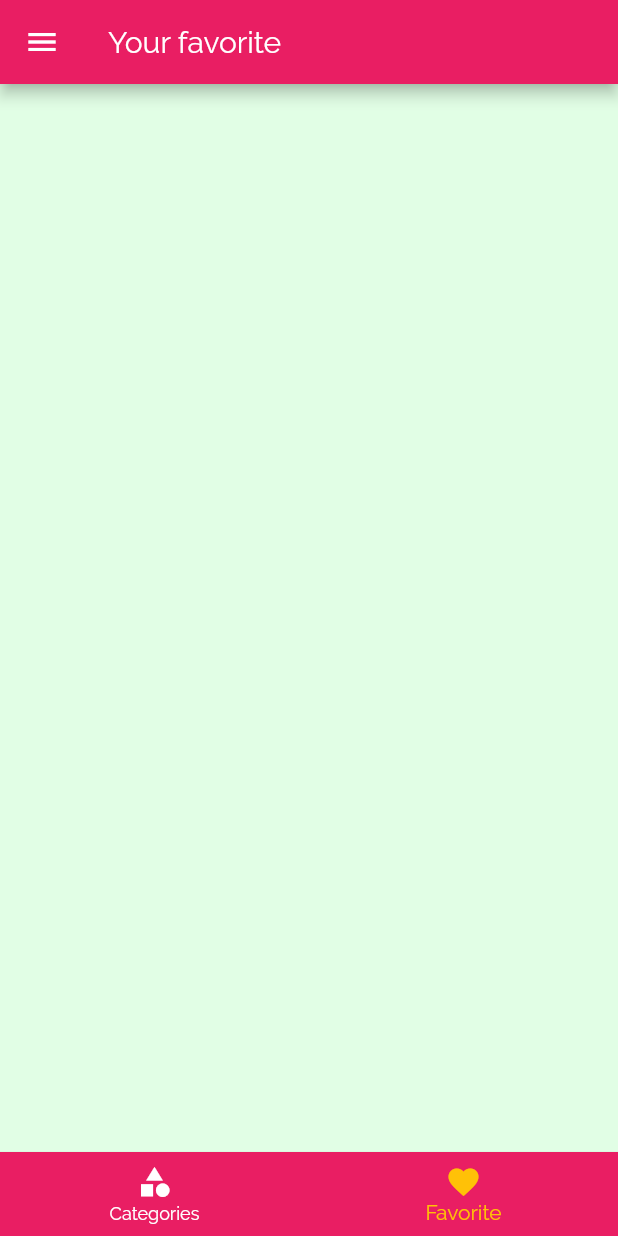
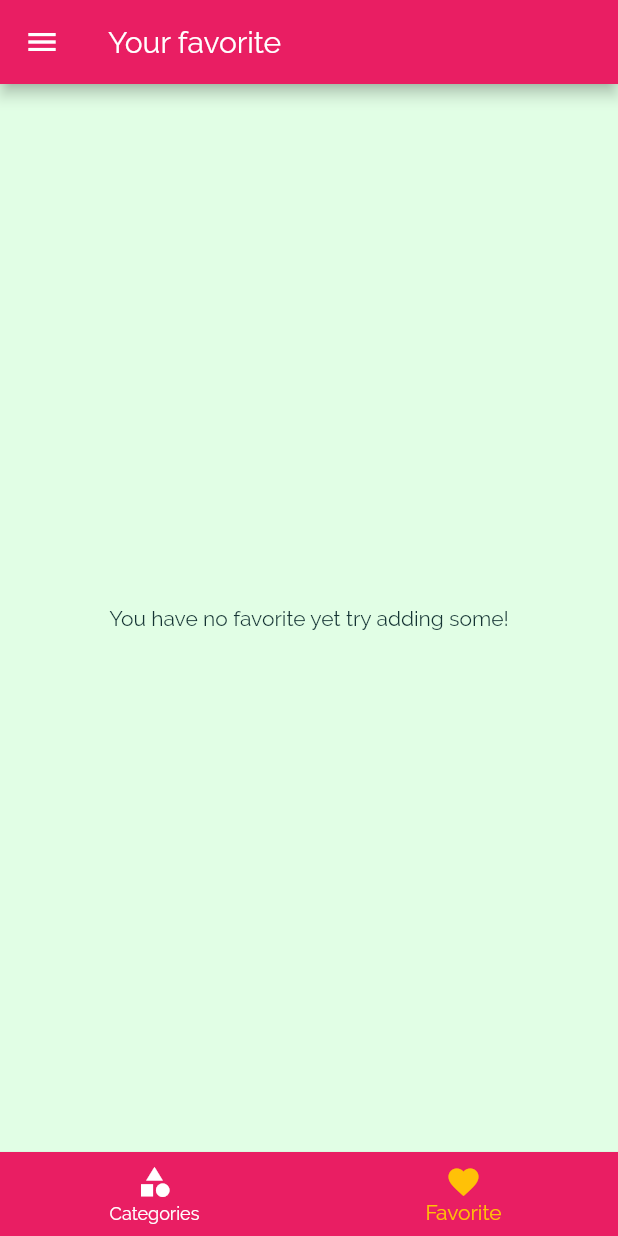
Before and after one commit to GozziCode/mealsApp, a Flutter app: the screen it shows after launch, item 2 of the bottom bar chosen, on a phone screen of 412 x 824 dp. Run offline on Flutter 3.47's test engine with Material 2 defaults, Android fonts, the phone set to English and light mode, and no system bars.

```diff
--- a/lib/main.dart
+++ b/lib/main.dart
@@ -1,3 +1,4 @@
+import './dummy_data.dart';
 import 'package:flutter/material.dart';
 
 import './screens/filters_screen.dart';
@@ -5,13 +6,71 @@ import './screens/tab_screen.dart';
 import './screens/category_screen.dart';
 import './widgets/category_meals.dart';
 import './screens/meal_detailsScreen.dart';
+import './models/meals.dart';
 
 void main() {
   runApp(MyApp());
 }
 
-class MyApp extends StatelessWidget {
+class MyApp extends StatefulWidget {
   // This widget is the root of your application.
+  @override
+  _MyAppState createState() => _MyAppState();
+}
+
+class _MyAppState extends State<MyApp> {
+  Map<String, bool> _filters = {
+    'gluten': false,
+    'vegetarian': false,
+    'vegan': false,
+    'lactose': false
+  };
+  List<Meal> availableMeal = DUMMY_MEALS;
+  List<Meal> _favoriteMeal = [];
+
+//adding or removing from a list of items
+  void _toggleFavorite(String mealId) {
+    //checks wether an element is part of the favorite list, if its not part the index will be equals to minus 1
+    final existingIndex = _favoriteMeal.indexWhere((meal) => meal.id == mealId);
+    if(existingIndex > 0){
+      // removing an element
+      setState(() {
+        _favoriteMeal.removeAt(existingIndex);
+      });
+    }
+    else{
+      setState(() {
+        _favoriteMeal.add(DUMMY_MEALS.firstWhere((meal) => meal.id == mealId));
+      });
+    }
+  }
+
+  void _setFilters(Map<String, bool> filterData) {
+    setState(() {
+      _filters = filterData;
+
+      availableMeal = DUMMY_MEALS.where((meal) {
+        if (_filters['gluten'] && !meal.isGlutenFree) {
+          return false;
+        }
+        if (_filters['vegetarian'] && !meal.isVegetarian) {
+          return false;
+        }
+        if (_filters['vegan'] && !meal.isVegan) {
+          return false;
+        }
+        if (_filters['lactose'] && !meal.isLactoseFree) {
+          return false;
+        }
+        return true;
+      }).toList();
+    });
+  }
+
+  bool _isMealFavorite(String id){
+    return _favoriteMeal.any((meal) => meal.id == id);
+  }
+
   @override
   Widget build(BuildContext context) {
     return MaterialApp(
@@ -38,10 +97,13 @@ class MyApp extends StatelessWidget {
       // home: TabsScreen(),
       initialRoute: '/',
       routes: {
-         '/': (ctx) => TabsScreen(),
-        CategoryMeal.routeName: (ctx) => CategoryMeal(),
-        MealDetailsScreen.routeName: (ctx) => MealDetailsScreen(),
-        FiltersScreen.routeName: (ctx) => FiltersScreen()
+        '/': (ctx) => TabsScreen(_favoriteMeal),
+        CategoryMeal.routeName: (ctx) => CategoryMeal(availableMeal),
+        MealDetailsScreen.routeName: (ctx) => MealDetailsScreen(_toggleFavorite,_isMealFavorite ),
+        FiltersScreen.routeName: (ctx) => FiltersScreen(
+              _filters,
+              _setFilters,
+            )
       },
       onUnknownRoute: (settings) {
         return MaterialPageRoute(builder: (ctx) => CategoriesScreen());
--- a/lib/meal_item.dart
+++ b/lib/meal_item.dart
@@ -12,7 +12,7 @@ class MealItem extends StatelessWidget {
   final int duration;
   final Complexity complexity;
   final Affordability affordability;
-  final Function removeItem;
+
 
   MealItem(
       {@required this.id,
@@ -21,7 +21,7 @@ class MealItem extends StatelessWidget {
       @required this.title,
       @required this.duration,
       @required this.imageUrl,
-      @required this.removeItem});
+      });
 
    String get complexityText {
      switch (complexity){
@@ -58,7 +58,7 @@ class MealItem extends StatelessWidget {
   void selectMeal(BuildContext context){
     Navigator.of(context).pushNamed(MealDetailsScreen.routeName, arguments: id).then((result){
       if(result != null){
-        removeItem(result);
+        // removeItem(result);
       }
     });
   }
--- a/lib/screens/favoriteScreen.dart
+++ b/lib/screens/favoriteScreen.dart
@@ -1,10 +1,33 @@
+import '../meal_item.dart';
+import '../models/meals.dart';
 import 'package:flutter/material.dart';
 
 class FavoriteScreen extends StatelessWidget {
+  final List<Meal> favorite;
+
+  FavoriteScreen(this.favorite);
   @override
   Widget build(BuildContext context) {
-    return Container(
-
+    if(favorite.isEmpty){
+       return Center(
+      child: Text('You have no favorite yet try adding some!'),
     );
+    }
+   else{
+     return
+     ListView.builder(
+          itemBuilder: (context, index) {
+            return MealItem(
+                // removeItem: _removeMeal ,
+                id: favorite[index].id,
+                affordability: favorite[index].affordability,
+                complexity: favorite[index].complexity,
+                title: favorite[index].title,
+                duration: favorite[index].duration,
+                imageUrl: favorite[index].imageUrl,);
+          },
+          itemCount: favorite.length,
+        );
+   }
   }
 }
--- a/lib/screens/tab_screen.dart
+++ b/lib/screens/tab_screen.dart
@@ -1,4 +1,4 @@
-
+import '../models/meals.dart';
 
 import '../widgets/main_drawer.dart';
 
@@ -8,14 +8,25 @@ import './category_screen.dart';
 import 'package:flutter/material.dart';
 
 class TabsScreen extends StatefulWidget {
+  final List<Meal> favoriteMeals;
+
+  TabsScreen(this.favoriteMeals);
   @override
   _TabsScreenState createState() => _TabsScreenState();
 }
 
 class _TabsScreenState extends State<TabsScreen> {
-  final List<Map<String, Object>> _pages = [{'page':CategoriesScreen(), 'title': "Category"},
-  {'page':FavoriteScreen(), 'title': "Your favorite"}];
+  List<Map<String, Object>> _pages;
   int _selectedIndex = 0;
+
+  @override
+  void initState() {
+    _pages = [
+      {'page': CategoriesScreen(), 'title': "Category"},
+      {'page': FavoriteScreen(widget.favoriteMeals), 'title': "Your favorite"}
+    ];
+    super.initState();
+  }
 
   void _selectedPages(int index) {
     setState(() {
@@ -27,16 +38,16 @@ class _TabsScreenState extends State<TabsScreen> {
   Widget build(BuildContext context) {
     return Scaffold(
       appBar: AppBar(
-        title: Text( _pages[_selectedIndex]['title']),
+        title: Text(_pages[_selectedIndex]['title']),
       ),
-       drawer: MainDrawer(),
+      drawer: MainDrawer(),
       body: _pages[_selectedIndex]['page'],
-      bottomNavigationBar: BottomNavigationBar(elevation:1,
+      bottomNavigationBar: BottomNavigationBar(
+        elevation: 1,
         currentIndex: _selectedIndex,
         backgroundColor: Theme.of(context).primaryColor,
         unselectedItemColor: Colors.white,
         selectedItemColor: Theme.of(context).accentColor,
-
         items: [
           BottomNavigationBarItem(
             icon: Icon(Icons.category),
--- a/lib/widgets/main_drawer.dart
+++ b/lib/widgets/main_drawer.dart
@@ -2,6 +2,7 @@ import 'package:bim/screens/filters_screen.dart';
 import 'package:flutter/material.dart';
 
 class MainDrawer extends StatelessWidget {
+
   Widget buildListTile(String title, IconData icon, Function onTapHandler) =>
       ListTile(
         leading: Icon(
```
Also changed, not shown: lib/screens/category_screen.dart (+16 -14 lines), lib/screens/filters_screen.dart (+86 -32 lines), lib/screens/meal_detailsScreen.dart (+7 -5 lines), lib/widgets/category_meals.dart (+11 -12 lines), 1 other file.
